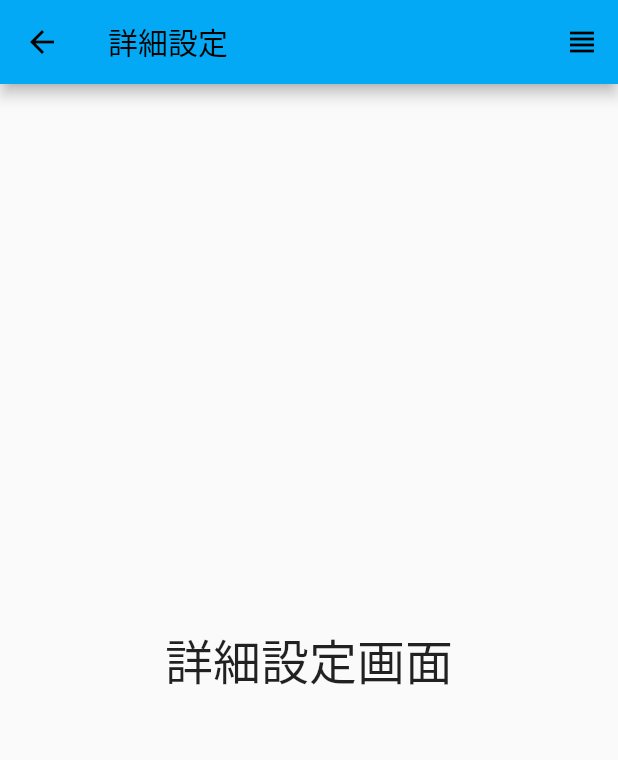
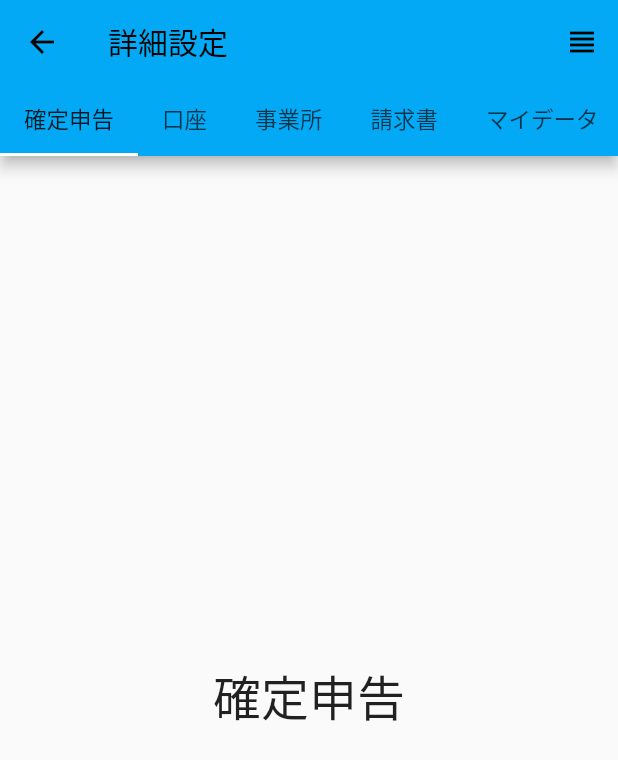
Before and after one commit to U-22-gg/U-22, a Flutter app: the AdvancedSettingScreen screen opened directly, on a phone screen of 412 x 824 dp. Shown: the top 760 px of the screen. Run offline on Flutter 3.47's test engine with Material 2 defaults, Android fonts, the phone set to English and light mode, and no system bars.

Commit message:
tab commit

```diff
--- a/lib/src/screens/advanced_setting.dart
+++ b/lib/src/screens/advanced_setting.dart
@@ -5,12 +5,12 @@ class AdvancedSettingScreen extends StatelessWidget {
 
   @override
   Widget build(BuildContext context) {
-    return Scaffold(
+    return DefaultTabController(
+      initialIndex: 0, // 最初に表示するタブ
+      length: 6, // タブの数
+      child: Scaffold(
         appBar: AppBar(
-        title: const Text(
-          '詳細設定',
-          style: TextStyle(fontFamily: 'NotoSansJP'),
-        ),
+          title: const Text('詳細設定'),
           actions: [
             IconButton(
               onPressed: () => {},
@@ -19,10 +19,42 @@ class AdvancedSettingScreen extends StatelessWidget {
               ),
             ),
           ],
+          bottom: const TabBar(
+            isScrollable: true, // スクロールを有効化
+            tabs: <Widget>[
+              Tab(text: '確定申告'),
+              Tab(text: '口座'),
+              Tab(text: '事業所'),
+              Tab(text: '請求書'),
+              Tab(text: 'マイデータ'),
+              Tab(text: 'サポート'),
+            ],
+            labelStyle: TextStyle(fontSize: 15.0),
           ),
-      body: const Center(
-          child: Text('詳細設定画面',
-              style: TextStyle(fontSize: 32.0, fontFamily: 'NotoSansJP'))),
+        ),
+        body: const TabBarView(
+          children: <Widget>[
+            Center(
+              child: Text('確定申告', style: TextStyle(fontSize: 32.0)),
+            ),
+            Center(
+              child: Text('口座', style: TextStyle(fontSize: 32.0)),
+            ),
+            Center(
+              child: Text('事業所', style: TextStyle(fontSize: 32.0)),
+            ),
+            Center(
+              child: Text('請求書', style: TextStyle(fontSize: 32.0)),
+            ),
+            Center(
+              child: Text('マイデータ', style: TextStyle(fontSize: 32.0)),
+            ),
+            Center(
+              child: Text('サポート', style: TextStyle(fontSize: 32.0)),
+            ),
+          ],
+        ),
+      ),
     );
   }
 }
--- a/lib/src/screens/ledger_page.dart
+++ b/lib/src/screens/ledger_page.dart
@@ -10,6 +10,7 @@ class LedgerPageScreen extends StatelessWidget {
       length: 4, // タブの数
       child: Scaffold(
         appBar: AppBar(
+          title: const Text('帳簿記入'),
           actions: [
             IconButton(
               onPressed: () => {},
@@ -18,7 +19,6 @@ class LedgerPageScreen extends StatelessWidget {
               ),
             ),
           ],
-          title: const Text('帳簿記入'),
           bottom: const TabBar(
             isScrollable: true, // スクロールを有効化
             tabs: <Widget>[
--- a/lib/src/screens/report_page.dart
+++ b/lib/src/screens/report_page.dart
@@ -1,4 +1,3 @@
-
 import 'package:flutter/material.dart';
 
 class ReportPageScreen extends StatelessWidget {
@@ -6,7 +5,10 @@ class ReportPageScreen extends StatelessWidget {
 
   @override
   Widget build(BuildContext context) {
-    return Scaffold(
+    return DefaultTabController(
+      initialIndex: 0, // 最初に表示するタブ
+      length: 2, // タブの数
+      child: Scaffold(
         appBar: AppBar(
           title: const Text('レポート'),
           actions: [
@@ -17,9 +19,26 @@ class ReportPageScreen extends StatelessWidget {
               ),
             ),
           ],
+          bottom: const TabBar(
+            isScrollable: true, // スクロールを有効化
+            tabs: <Widget>[
+              Tab(text: 'マイレポート'),
+              Tab(text: '使い方'),
+            ],
+            labelStyle: TextStyle(fontSize: 15.0),
           ),
-      body:
-          const Center(child: Text('レポート画面', style: TextStyle(fontSize: 32.0))),
+        ),
+        body: const TabBarView(
+          children: <Widget>[
+            Center(
+              child: Text('マイレポート', style: TextStyle(fontSize: 32.0)),
+            ),
+            Center(
+              child: Text('使い方', style: TextStyle(fontSize: 32.0)),
+            ),
+          ],
+        ),
+      ),
     );
   }
 }
```
Also changed, not shown: lib/src/screens/make_file.dart (+23 -3 lines). Lines whose indentation alone changed are shown as unchanged.
